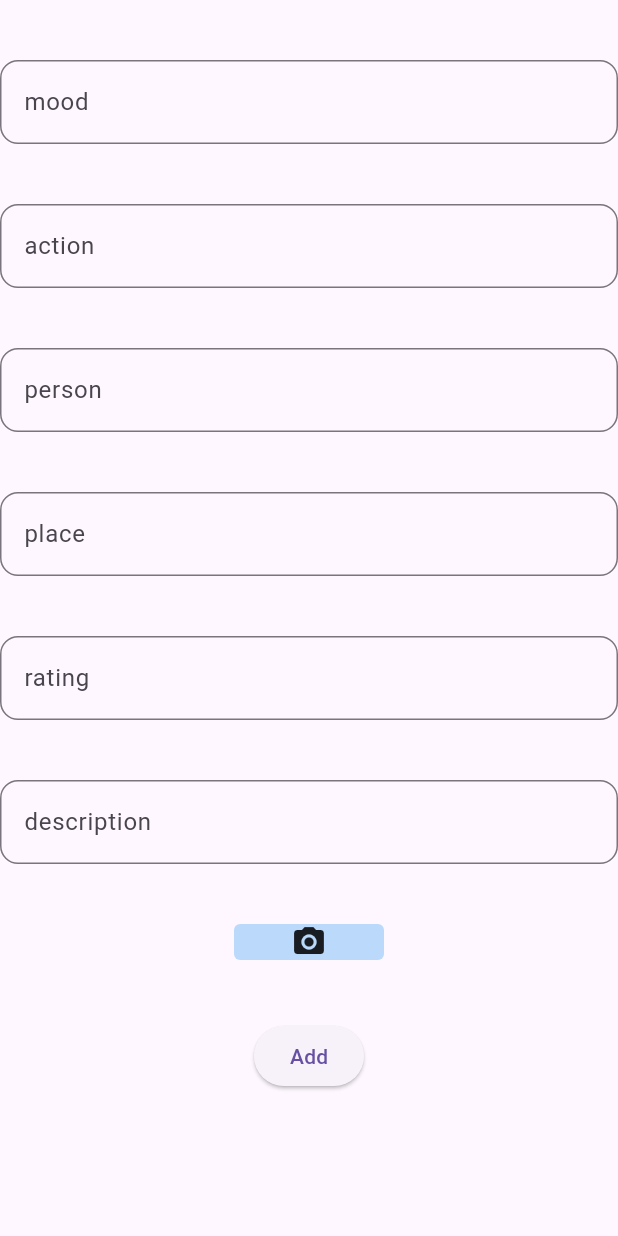
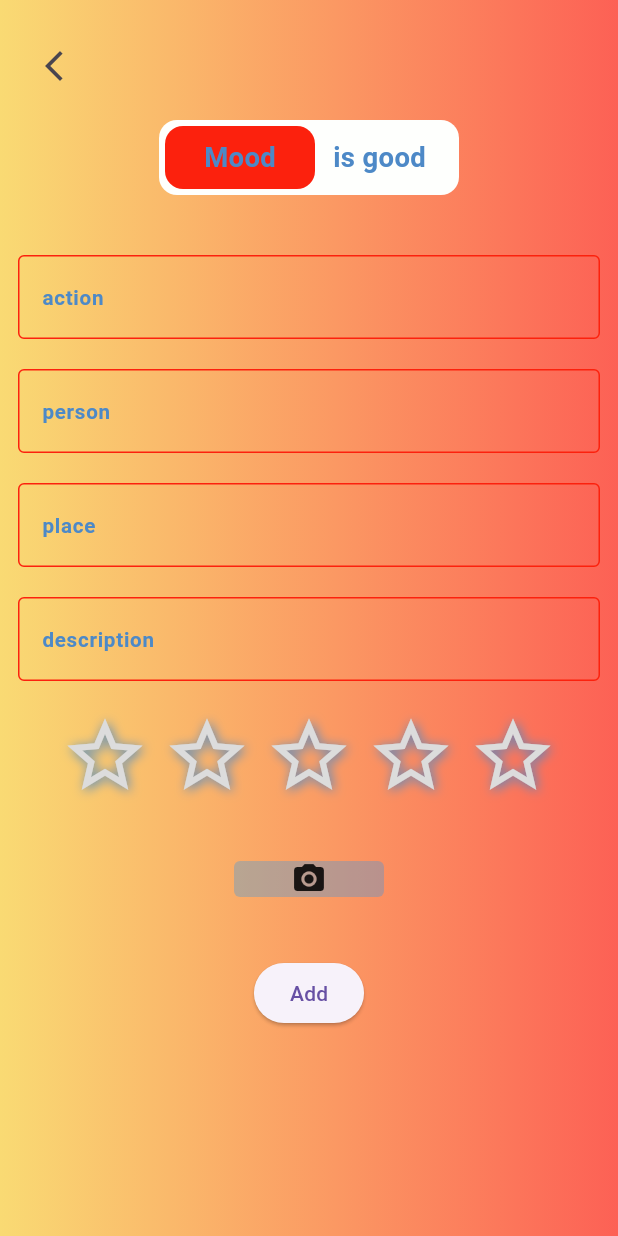
Before and after one commit to denissavishchev/mood, a Flutter app: the AddMoodScreen screen opened directly, on a phone screen of 412 x 824 dp. Run offline on Flutter 3.47's test engine with Material 3 defaults, Android fonts, the phone set to English and light mode, and no system bars; drawn by our look-alikes of flutter_rating_bar; our stand-ins replace easy_localization, fl_chart, flutter_screenutil, image_picker, sqflite; missing offline and left inert: country_flags; accounts and stored records are empty.

Commit message:
add mood screen start

```diff
--- a/lib/constants.dart
+++ b/lib/constants.dart
@@ -11,14 +11,14 @@ const kBlack = Color(0xff010f19);
 const kWhite = Color(0xfffefffd);
 
 final kTextStyle = TextStyle(
-  color: kWhite,
+  color: kBlue,
   fontWeight: FontWeight.bold,
   fontSize: 24.sp,
   // fontFamily: 'Roboto'
 );
 
 final kBigTextStyle = TextStyle(
-  color: kWhite,
+  color: kBlue,
   fontWeight: FontWeight.bold,
   fontSize: 32.sp,
   // fontFamily: 'Roboto'
@@ -34,15 +34,15 @@ final kBigOrangeTextStyle = TextStyle(
 final textFieldDecoration = InputDecoration(
   hintStyle: kTextStyle,
   enabledBorder: const OutlineInputBorder(
-      borderSide: BorderSide(color: kWhite)
+      borderSide: BorderSide(color: kOrange)
   ),
   focusedBorder: const OutlineInputBorder(
-      borderSide: BorderSide(color: kWhite)
+      borderSide: BorderSide(color: kOrange)
   ),
   focusedErrorBorder: const OutlineInputBorder(
-      borderSide: BorderSide(color: kOrange)
+      borderSide: BorderSide(color: kRed)
   ),
   errorBorder: const OutlineInputBorder(
-      borderSide: BorderSide(color: kOrange)
+      borderSide: BorderSide(color: kRed)
   ),
 );
--- a/lib/screens/add_mood_screen.dart
+++ b/lib/screens/add_mood_screen.dart
@@ -1,78 +1,105 @@
 import 'dart:io';
+import 'package:flutter/material.dart';
+import 'package:mood/constants.dart';
+import 'package:mood/providers/mood_provider.dart';
+import 'package:flutter_rating_bar/flutter_rating_bar.dart';
+import 'package:provider/provider.dart';
 
-import 'package:flutter/material.dart';
-import 'package:mood/providers/mood_provider.dart';
-import 'package:provider/provider.dart';
+import '../widgets/mood_switch_widget.dart';
 
 class AddMoodScreen extends StatelessWidget {
   const AddMoodScreen({super.key});
 
   @override
   Widget build(BuildContext context) {
+    Size size = MediaQuery.sizeOf(context);
     return Consumer<MoodProvider>(
         builder: (context, data, _){
           return Scaffold(
-            body: Column(
-              children: [
-                const SizedBox(height: 40,),
-                TextField(
-                  controller: data.moodTextController,
-                  decoration: InputDecoration(
-                      hintText: 'mood',
-                      border: OutlineInputBorder(
-                          borderRadius: BorderRadius.circular(12)
+            resizeToAvoidBottomInset: true,
+            body: SafeArea(
+              child: SingleChildScrollView(
+                child: AnimatedContainer(
+                  duration: const Duration(milliseconds: 300),
+                  width: size.width,
+                  height: size.height,
+                  decoration: BoxDecoration(
+                    gradient: LinearGradient(
+                      colors: [
+                        data.moodState
+                            ? kYellow.withOpacity(0.7)
+                            : kNavy.withOpacity(0.7),
+                        data.moodState
+                            ? kOrange.withOpacity(0.7)
+                            : kBlue.withOpacity(0.7)
+                      ]
                     )
                   ),
+                  child: Padding(
+                    padding: const EdgeInsets.symmetric(horizontal: 12),
+                    child: Column(
+                      children: [
+                        const SizedBox(height: 20,),
+                        Row(
+                          children: [
+                            IconButton(
+                                onPressed: () => data.toMoodScreen(context),
+                                icon: const Icon(Icons.arrow_back_ios_new)
+                            )
+                          ],
                         ),
+                        const SizedBox(height: 12,),
+                        const MoodSwitchWidget(),
                         const SizedBox(height: 40,),
                         TextField(
                           controller: data.actionTextController,
-                  decoration: InputDecoration(
-                      hintText: 'action',
-                      border: OutlineInputBorder(
-                          borderRadius: BorderRadius.circular(12)
-                      )
+                          decoration: textFieldDecoration.copyWith(hintText: 'action'),
                         ),
-                ),
-                const SizedBox(height: 40,),
+                        const SizedBox(height: 20,),
                         TextField(
                           controller: data.personTextController,
-                  decoration: InputDecoration(
-                      hintText: 'person',
-                      border: OutlineInputBorder(
-                          borderRadius: BorderRadius.circular(12)
-                      )
+                          decoration: textFieldDecoration.copyWith(hintText: 'person'),
                         ),
-                ),
-                const SizedBox(height: 40,),
+                        const SizedBox(height: 20,),
                         TextField(
                           controller: data.placeTextController,
-                  decoration: InputDecoration(
-                      hintText: 'place',
-                      border: OutlineInputBorder(
-                          borderRadius: BorderRadius.circular(12)
-                      )
+                            decoration: textFieldDecoration.copyWith(hintText: 'place'),
                         ),
-                ),
-                const SizedBox(height: 40,),
-                TextField(
-                  controller: data.ratingTextController,
-                  decoration: InputDecoration(
-                      hintText: 'rating',
-                      border: OutlineInputBorder(
-                          borderRadius: BorderRadius.circular(12)
-                      )
-                  ),
-                ),
-                const SizedBox(height: 40,),
+                        const SizedBox(height: 20,),
                         TextField(
                           controller: data.descriptionTextController,
-                  decoration: InputDecoration(
-                      hintText: 'description',
-                      border: OutlineInputBorder(
-                          borderRadius: BorderRadius.circular(12)
+                          decoration: textFieldDecoration.copyWith(hintText: 'description'),
+                        ),
+                        const SizedBox(height: 20,),
+                        RatingBar(
+                          initialRating: 0,
+                          allowHalfRating: false,
+                          itemCount: 5,
+                          itemSize: 60,
+                          ratingWidget: RatingWidget(
+                            full: const Icon(Icons.star,
+                                color: kGrey,
+                                shadows: [
+                                  BoxShadow(
+                                      color: kBlue,
+                                      blurRadius: 9,
+                                      spreadRadius: 6,
+                                      offset: Offset(0.5, 0.5)
                                   )
+                                ]),
+                            empty: const Icon(Icons.star_border,
+                                color: kGrey,
+                                shadows: [
+                                  BoxShadow(
+                                      color: kBlue,
+                                      blurRadius: 9,
+                                      spreadRadius: 6,
+                                      offset: Offset(0.5, 0.5)
+                                  )
+                                ]), half: const SizedBox.shrink(),
                           ),
+                          itemPadding: const EdgeInsets.symmetric(horizontal: 4.0),
+                          onRatingUpdate: (rating) => data.updateRating(rating),
                         ),
                         const SizedBox(height: 40,),
                         GestureDetector(
@@ -95,6 +122,10 @@ class AddMoodScreen extends StatelessWidget {
                             child: const Text('Add'))
                       ],
                     ),
+                  ),
+                ),
+              ),
+            ),
           );
         }
     );
--- a/lib/screens/mood_screen.dart
+++ b/lib/screens/mood_screen.dart
@@ -75,14 +75,14 @@ class MoodScreen extends StatelessWidget {
                                           startDegreeOffset: -90,
                                           sections: List.generate(moods.length, ((i){
                                             return PieChartSectionData(
-                                              color: snapshot.data![i].mood == 'good'
+                                              color: snapshot.data![i].mood == 'true'
                                                   ? kOrange : kBlue,
                                               gradient: LinearGradient(
                                                 colors: [
-                                                  moods[i].mood == 'good'
+                                                  moods[i].mood == 'true'
                                                       ? kYellow.withOpacity(0.7)
                                                       : kNavy.withOpacity(0.7),
-                                                  moods[i].mood == 'good'
+                                                  moods[i].mood == 'true'
                                                       ? kOrange.withOpacity(0.7)
                                                       : kBlue.withOpacity(0.7)
                                                 ],
--- a/lib/widgets/mood_list_widget.dart
+++ b/lib/widgets/mood_list_widget.dart
@@ -52,10 +52,10 @@ class MoodsListWidget extends StatelessWidget {
                           decoration: BoxDecoration(
                             gradient: LinearGradient(
                                 colors: [
-                                  moods[index].mood == 'good'
+                                  moods[index].mood == 'true'
                                       ? kYellow.withOpacity(0.7)
                                       : kNavy.withOpacity(0.7),
-                                  moods[index].mood == 'good'
+                                  moods[index].mood == 'true'
                                       ? kOrange.withOpacity(0.7)
                                       : kBlue.withOpacity(0.7)
                                 ],
@@ -83,7 +83,7 @@ class MoodsListWidget extends StatelessWidget {
                                       BoxShadow(
                                         spreadRadius: 2,
                                         blurRadius: 1,
-                                        color: moods[index].mood == 'good'
+                                        color: moods[index].mood == 'true'
                                           ? kOrange.withOpacity(0.3) : kBlue.withOpacity(0.3)
                                       )
                                     ],
--- /dev/null
+++ b/lib/widgets/mood_switch_widget.dart
@@ -0,0 +1,57 @@
+import 'package:flutter/material.dart';
+import 'package:mood/providers/mood_provider.dart';
+import 'package:provider/provider.dart';
+import '../constants.dart';
+
+class MoodSwitchWidget extends StatelessWidget {
+  const MoodSwitchWidget({
+    super.key,
+  });
+
+  @override
+  Widget build(BuildContext context) {
+    return Consumer<MoodProvider>(
+        builder: (context, data, _){
+          return GestureDetector(
+            onTap: () => data.switchMood(),
+            child: Container(
+              width: 200,
+              height: 50,
+              padding: const EdgeInsets.all(4),
+              decoration: const BoxDecoration(
+                  color: kWhite,
+                  borderRadius: BorderRadius.all(Radius.circular(12))
+              ),
+              child: Stack(
+                children: [
+                  Padding(
+                    padding: const EdgeInsets.symmetric(horizontal: 18),
+                    child: AnimatedAlign(
+                        alignment: data.moodState ? Alignment.centerRight : Alignment.centerLeft,
+                        duration: const Duration(milliseconds: 200),
+                      child: Text(data.moodState ? 'is good' : 'Mood', style: kBigTextStyle,),
+                    ),
+                  ),
+                  AnimatedAlign(
+                    alignment: data.moodState ? Alignment.centerLeft : Alignment.centerRight,
+                    duration: const Duration(milliseconds: 200),
+                    child: Container(
+                      width: 100,
+                      height: 44,
+                      decoration: const BoxDecoration(
+                          color: kOrange,
+                          borderRadius: BorderRadius.all(Radius.circular(12))
+                      ),
+                      child: Center(
+                        child: Text(data.moodState ? 'Mood' : 'is bad', style: kBigTextStyle,),
+                      ),
+                    ),
+                  ),
+                ],
+              ),
+            ),
+          );
+        }
+    );
+  }
+}
--- a/pubspec.yaml
+++ b/pubspec.yaml
@@ -22,6 +22,7 @@ dependencies:
   path: ^1.9.0
   image_picker: ^1.1.2
   fl_chart: ^0.68.0
+  flutter_rating_bar: ^4.0.1
 
 dev_dependencies:
   flutter_test:
```
Also changed, not shown: lib/providers/mood_provider.dart (+34 -4 lines), lib/widgets/bar_widget.dart (deleted, +0 -49 lines), lib/widgets/stars_widget.dart (added, +89 -0 lines), pubspec.lock. Lines whose indentation alone changed are shown as unchanged.
